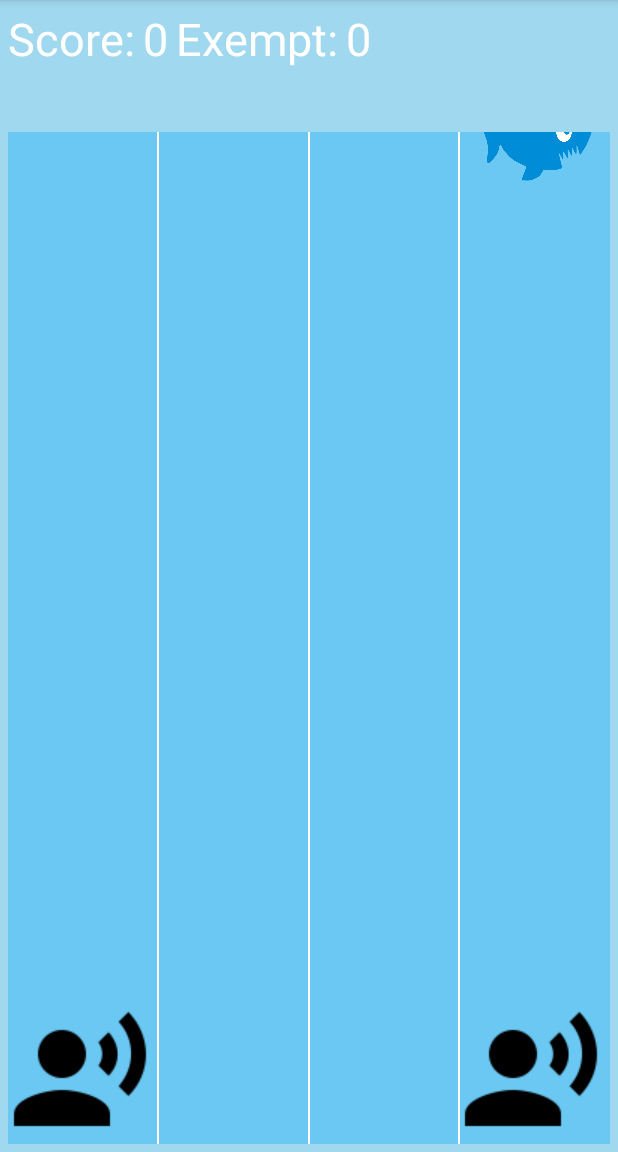
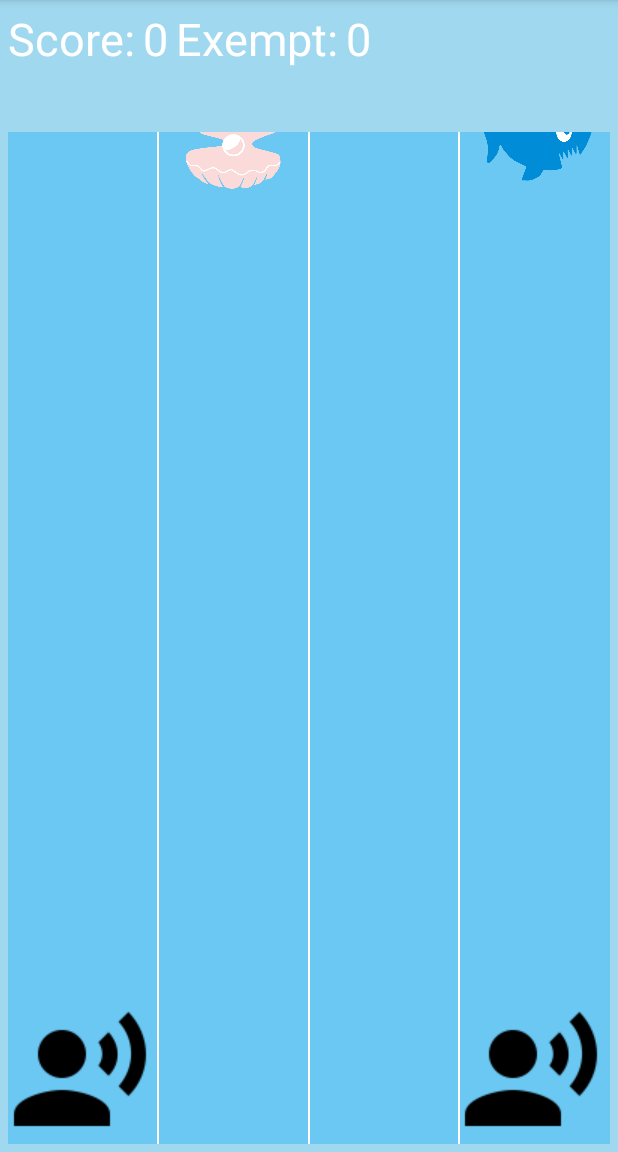
Before and after one commit to LynnHuang93/Hackathon, an Android app: the screen it shows after launch (HardModeActivity), after a tap on "HARD MODE", on a phone screen of 412 x 824 dp, the part 84-1236 px from its top. Run offline under Robolectric (Android 15) with nearby library versions, the phone set to English and light mode, and no system bars.

Commit message:
icons changed

```diff
--- a/Gocha/app/src/main/java/com/weareonfire/gocha/gocha/HardModeActivity.java
+++ b/Gocha/app/src/main/java/com/weareonfire/gocha/gocha/HardModeActivity.java
@@ -80,7 +80,7 @@ public class HardModeActivity extends AppCompatActivity {
         good_images.add(R.drawable.goodlittlefish2);
         bad_images.add(R.drawable.badshark);
         bad_images.add(R.drawable.badwhalepink);
-        exempt_image_id = R.drawable.ic_pregnant_woman_black_24dp; //assign preg woman to exempt_img_id
+        exempt_image_id = R.drawable.pearlexempt; //assign preg woman to exempt_img_id
         ink_image_id = R.drawable.octopus; //assign rowing to ink_img_id
         //exempt_images.add(R.drawable.ic_rowing_black_24dp);
         //exempt_images_set.addAll(exempt_images);
@@ -149,7 +149,9 @@ public class HardModeActivity extends AppCompatActivity {
             final RelativeLayout currentLayout = tracks.get(m.what);
             currentLayout.addView(randomImage,layoutParams);
 
-            Animation animation = new TranslateAnimation(0, 0, -500, 900);
+//            Animation animation = new TranslateAnimation(0, 0, -500, 900);
+            float targetY = (float)(currentLayout.getBottom());
+            Animation animation = new TranslateAnimation(0, 0, -500, targetY);
 
             animation.setInterpolator(new LinearInterpolator());
             animation.setDuration(4000);
@@ -274,7 +276,9 @@ public class HardModeActivity extends AppCompatActivity {
             final RelativeLayout currentLayout = tracks.get(m.what);
             currentLayout.addView(randomImage,layoutParams);
 
-            Animation animation = new TranslateAnimation(0, 0, -500, 900);
+//            Animation animation = new TranslateAnimation(0, 0, -500, 900);
+            float targetY = (float)(currentLayout.getBottom());
+            Animation animation = new TranslateAnimation(0, 0, -500, targetY);
 
 
             animation.setInterpolator(new LinearInterpolator());
--- a/Gocha/app/src/main/java/com/weareonfire/gocha/gocha/SingleModeActivity.java
+++ b/Gocha/app/src/main/java/com/weareonfire/gocha/gocha/SingleModeActivity.java
@@ -79,7 +79,7 @@ public class SingleModeActivity extends AppCompatActivity {
 
         generic_images.add(R.drawable.goodlittlefish1);
         generic_images.add(R.drawable.goodlittlefish2);
-        exempt_image_id = R.drawable.ic_pregnant_woman_black_24dp; //assign preg woman to exempt_img_id
+        exempt_image_id = R.drawable.pearlexempt; //assign preg woman to exempt_img_id
         ink_image_id = R.drawable.octopus; //assign rowing to ink_img_id
         //exempt_images.add(R.drawable.ic_rowing_black_24dp);
         //exempt_images_set.addAll(exempt_images);
--- a/Gocha/app/src/main/res/layout/activity_single_mode.xml
+++ b/Gocha/app/src/main/res/layout/activity_single_mode.xml
@@ -4,6 +4,7 @@
     android:layout_width="fill_parent"
     android:layout_height="fill_parent"
     android:background="@color/backGround"
+    android:id="@+id/outmost_layout"
     tools:context="com.weareonfire.gocha.gocha.SingleModeActivity">
 
     <LinearLayout
```
Also changed, not shown: Gocha/app/src/main/res/layout/activity_store.xml (+40 -0 lines).
